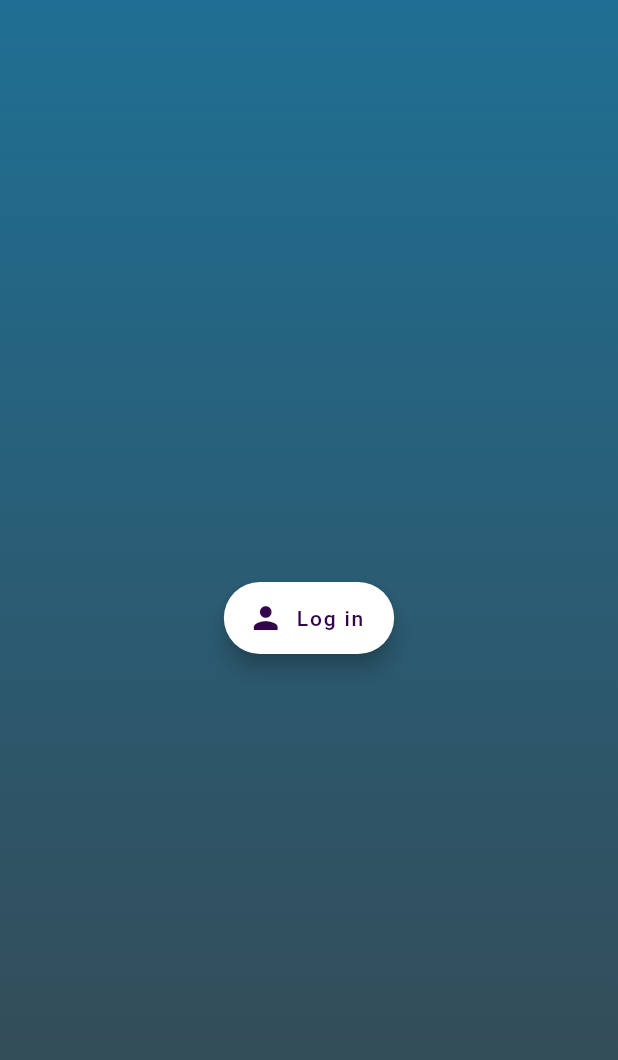
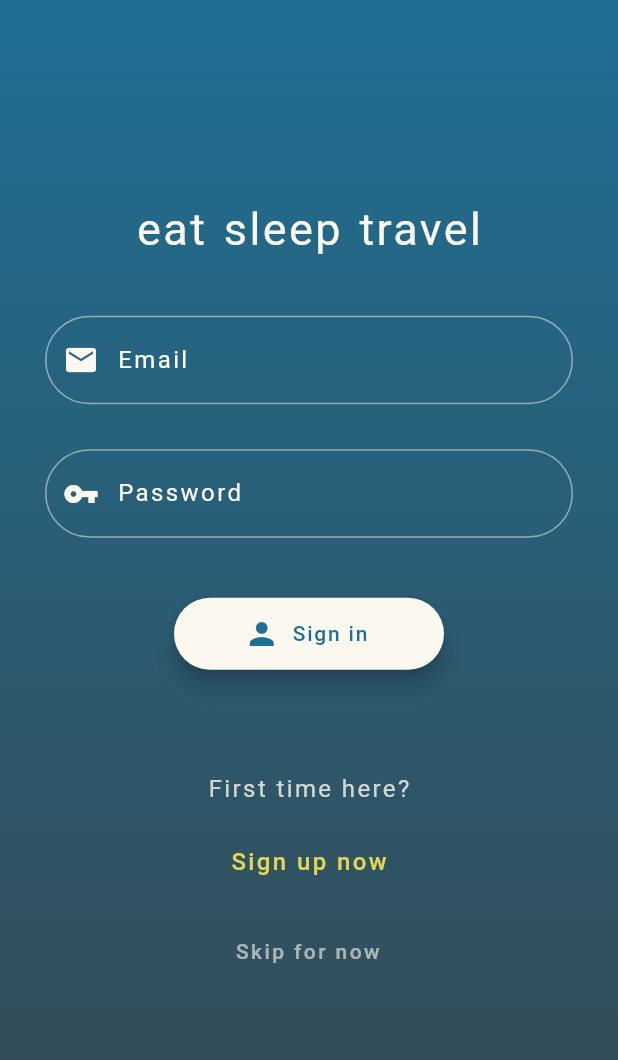
Before and after one commit to stefsonian/bud_allscreens, a Flutter app: the screen it shows after launch, on a phone screen of 412 x 824 dp. Shown: the top 1060 px of the screen. Run offline on Flutter 3.47's test engine with Material 2 defaults, Android fonts, the phone set to English and light mode, and no system bars; our stand-ins replace firebase_auth, flutter_colorpicker, geolocator, jiffy; missing offline and left inert: align_positioned, animator, clip_shadow, flutter_statusbarcolor, matrix4_transform; accounts and stored records are empty.

Commit message:
Add authentication

```diff
--- a/lib/src/app.dart
+++ b/lib/src/app.dart
@@ -46,7 +46,7 @@ class App extends StatelessWidget {
       ],
       child: MaterialApp(
         debugShowCheckedModeBanner: false,
-        title: 'Flutter Demo',
+        title: 'eatsleeptravel',
         theme: ThemeData(
           primarySwatch: Colors.blue,
         ),
--- /dev/null
+++ b/lib/src/components/some_alert_dialog.dart
@@ -0,0 +1,30 @@
+import 'package:flutter/material.dart';
+
+class SomeAlertDialog {
+  SomeAlertDialog({this.title, this.text});
+  final String title;
+  final String text;
+
+  void flashDialog(BuildContext context) {
+    // flutter defined function
+    showDialog(
+      context: context,
+      builder: (BuildContext context) {
+        // return object of type Dialog
+        return AlertDialog(
+          title: new Text(title),
+          content: new Text(text),
+          actions: <Widget>[
+            // usually buttons at the bottom of the dialog
+            new FlatButton(
+              child: new Text("Close"),
+              onPressed: () {
+                Navigator.of(context).pop();
+              },
+            ),
+          ],
+        );
+      },
+    );
+  }
+}
--- a/lib/src/login/login_screen.dart
+++ b/lib/src/login/login_screen.dart
@@ -1,6 +1,8 @@
 import 'package:eatsleeptravel/src/background/background.dart';
 import 'package:eatsleeptravel/src/components/chart_bar_vertical.dart';
 import 'package:eatsleeptravel/src/helpers/colors.dart';
+import 'package:eatsleeptravel/src/login/login_user.dart';
+import 'package:eatsleeptravel/src/login/register_user.dart';
 import 'package:eatsleeptravel/src/navigation/bottom_nav.dart';
 import 'package:eatsleeptravel/src/services/app_state.dart';
 import 'package:eatsleeptravel/src/services/session_data.dart';
@@ -24,23 +26,14 @@ class LoginScreen extends StatelessWidget {
     appState.viewHeight = MediaQuery.of(context).size.height;
     print(
         'View width: ${appState.viewWidth}  |  View height: ${appState.viewHeight}');
-    return Container(
-      height: double.infinity,
-      width: double.infinity,
-      child: Column(
-        mainAxisAlignment: MainAxisAlignment.spaceEvenly,
-        children: <Widget>[
-          FloatingActionButton.extended(
-            label: Text(
-              'Log in',
-              style: TextStyle(color: col_main1),
-            ),
-            icon: Icon(Icons.person, color: col_main1),
-            backgroundColor: Colors.white,
-            heroTag: 'Log in',
-            onPressed: () => _onPressedHandler(sessionData, context),
-          ),
-        ],
+    return Scaffold(
+      backgroundColor: Colors.transparent,
+      resizeToAvoidBottomInset: false,
+      body: Container(
+        padding: EdgeInsets.all(30),
+        height: double.infinity,
+        width: double.infinity,
+        child: appState.loginStage == 'sign in' ? LoginUser() : RegisterUser(),
       ),
     );
   }
--- /dev/null
+++ b/lib/src/login/login_user.dart
@@ -0,0 +1,223 @@
+import 'package:eatsleeptravel/src/background/background.dart';
+import 'package:eatsleeptravel/src/components/loading_spinner.dart';
+import 'package:eatsleeptravel/src/components/some_alert_dialog.dart';
+import 'package:eatsleeptravel/src/navigation/bottom_nav.dart';
+import 'package:eatsleeptravel/src/services/app_state.dart';
+import 'package:eatsleeptravel/src/services/authentication_service.dart';
+import 'package:eatsleeptravel/src/services/session_data.dart';
+import 'package:flutter/material.dart';
+import 'package:provider/provider.dart';
+
+class LoginUser extends StatefulWidget {
+  LoginUser({Key key}) : super(key: key);
+
+  _LoginUserState createState() => _LoginUserState();
+}
+
+class _LoginUserState extends State<LoginUser> {
+  AppState appState;
+  SessionData sessionData;
+  final _authService = AuthenticationService();
+  final _emailCtrl = TextEditingController();
+  final _passwordCtrl = TextEditingController();
+  var isWaiting = false;
+
+  void didChangeDependencies() {
+    super.didChangeDependencies();
+    appState = Provider.of<AppState>(context);
+    sessionData = Provider.of<SessionData>(context);
+  }
+
+  onLoginTap() async {
+    setState(() => isWaiting = true);
+    var email = _emailCtrl.text;
+    var pwd = _passwordCtrl.text;
+    var result = await _authService.loginWithEmail(
+      email: email,
+      password: pwd,
+    );
+    await _processLoginResult(result);
+    setState(() => isWaiting = false);
+  }
+
+  onSkipTap() async {
+    setState(() => isWaiting = true);
+    var result = await _authService.signInAnonymously();
+    await _processLoginResult(result);
+    setState(() => isWaiting = false);
+  }
+
+  _processLoginResult(dynamic result) async {
+    // result is either a bool stating whether signup was successful,
+    // or it is an error message emanating from the signup process.
+    if (result is bool) {
+      if (result) {
+        sessionData.initialiseUserFromFirebaseUser(_authService.user);
+
+        await sessionData.initialiseUser();
+        Navigator.pushReplacement(
+          context,
+          MaterialPageRoute(
+            builder: (context) => Background(
+              child: BottomNav(),
+            ),
+          ),
+        );
+      } else {
+        SomeAlertDialog(
+          title: 'Oh no!',
+          text: 'Signup failed. Please try again later',
+        ).flashDialog(context);
+      }
+    }
+
+    if (result is String) {
+      SomeAlertDialog(
+        title: 'Oh no, signup failure!',
+        text: result,
+      ).flashDialog(context);
+    }
+  }
+
+  Widget build(BuildContext context) {
+    var fieldBorder = OutlineInputBorder(
+      borderRadius: BorderRadius.circular(360),
+      borderSide: BorderSide(
+        color: appState.cols.content.withOpacity(0.5),
+        width: 1,
+      ),
+    );
+    var fieldBorderFocus = OutlineInputBorder(
+      borderRadius: BorderRadius.circular(360),
+      borderSide: BorderSide(
+        color: appState.cols.content,
+        width: 1,
+      ),
+    );
+    var fieldTextStyle = TextStyle(
+      color: appState.cols.content,
+      letterSpacing: 1.6,
+    );
+    var hintTextStyle = TextStyle(
+      color: appState.cols.content.withOpacity(0.7),
+      letterSpacing: 1.6,
+    );
+    return Scaffold(
+      backgroundColor: Colors.transparent,
+      resizeToAvoidBottomInset: false,
+      body: Column(
+        children: <Widget>[
+          Expanded(
+            flex: 2,
+            child: Column(
+              mainAxisAlignment: MainAxisAlignment.center,
+              children: <Widget>[
+                Text(
+                  'eat sleep travel',
+                  style: TextStyle(
+                      fontSize: 30,
+                      letterSpacing: 1.6,
+                      wordSpacing: 2,
+                      color: appState.cols.content),
+                ),
+                SizedBox(height: 40),
+                TextField(
+                  controller: _emailCtrl,
+                  style: fieldTextStyle,
+                  keyboardType: TextInputType.emailAddress,
+                  decoration: InputDecoration(
+                    prefixIcon: Icon(
+                      Icons.email,
+                      color: appState.cols.content,
+                    ),
+                    border: fieldBorder,
+                    enabledBorder: fieldBorder,
+                    focusedBorder: fieldBorderFocus,
+                    hintText: 'you@email.com',
+                    hintStyle: hintTextStyle,
+                    labelText: 'Email',
+                    labelStyle: fieldTextStyle,
+                    alignLabelWithHint: false,
+                  ),
+                ),
+                SizedBox(height: 30),
+                TextField(
+                  controller: _passwordCtrl,
+                  style: fieldTextStyle,
+                  decoration: InputDecoration(
+                    prefixIcon: Icon(
+                      Icons.vpn_key,
+                      color: appState.cols.content,
+                    ),
+                    border: fieldBorder,
+                    enabledBorder: fieldBorder,
+                    focusedBorder: fieldBorderFocus,
+                    hintText: '********',
+                    hintStyle: hintTextStyle,
+                    labelText: 'Password',
+                    labelStyle: fieldTextStyle,
+                    alignLabelWithHint: false,
+                  ),
+                ),
+                SizedBox(height: 40),
+                SizedBox(
+                  width: 180,
+                  child: FloatingActionButton.extended(
+                    label: Text(
+                      'Sign in',
+                      style: TextStyle(color: appState.cols.background1),
+                    ),
+                    icon: Icon(Icons.person, color: appState.cols.background1),
+                    backgroundColor: appState.cols.content,
+                    heroTag: 'Sign in',
+                    onPressed: onLoginTap,
+                  ),
+                ),
+                SizedBox(height: 70),
+                Text(
+                  "First time here?",
+                  style: TextStyle(
+                    color: appState.cols.content.withOpacity(0.8),
+                    letterSpacing: 1.6,
+                    fontSize: 16,
+                  ),
+                ),
+                SizedBox(height: 15),
+                FlatButton(
+                  child: Text(
+                    'Sign up now',
+                    style: TextStyle(
+                      color: appState.cols.action,
+                      letterSpacing: 1.6,
+                      fontSize: 16,
+                    ),
+                  ),
+                  onPressed: () => appState.loginStage = 'sign up',
+                ),
+                SizedBox(height: 12),
+                FlatButton(
+                  child: Text(
+                    'Skip for now',
+                    textAlign: TextAlign.center,
+                    style: TextStyle(
+                      color: appState.cols.content.withOpacity(0.6),
+                      letterSpacing: 1.6,
+                      fontSize: 14,
+                    ),
+                  ),
+                  onPressed: onSkipTap,
+                ),
+              ],
+            ),
+          ),
+          SizedBox(height: 30),
+          isWaiting ? LoadingSpinner() : Container(),
+          // Expanded(
+          //   flex: 1,
+          //   child: Container(),
+          // ),
+        ],
+      ),
+    );
+  }
+}
--- a/lib/src/services/app_state.dart
+++ b/lib/src/services/app_state.dart
@@ -67,4 +67,11 @@ class AppState with ChangeNotifier {
     _showQuickAddButton = showQuickAddButton;
     notifyListeners();
   }
+
+  String _loginStage = 'sign in';
+  String get loginStage => _loginStage;
+  set loginStage(String loginStage) {
+    _loginStage = loginStage;
+    notifyListeners();
+  }
 }
--- /dev/null
+++ b/lib/src/services/authentication_service.dart
@@ -0,0 +1,64 @@
+import 'package:flutter/foundation.dart';
+import 'package:firebase_auth/firebase_auth.dart';
+
+class AuthenticationService {
+  final _fireAuth = FirebaseAuth.instance;
+  FirebaseUser user;
+
+  Future loginWithEmail({
+    @required String email,
+    @required String password,
+  }) async {
+    try {
+      var result = await _fireAuth.signInWithEmailAndPassword(
+        email: email,
+        password: password,
+      );
+
+      if (result != null) {
+        user = result.user;
+        return true;
+      } else {
+        return false;
+      }
+    } catch (err) {
+      return err.message;
+    }
+  }
+
+  Future signUpWithEmail({
+    @required String email,
+    @required String password,
+  }) async {
+    try {
+      var result = await _fireAuth.createUserWithEmailAndPassword(
+        email: email,
+        password: password,
+      );
+
+      if (result != null) {
+        user = result.user;
+        return true;
+      } else {
+        return false;
+      }
+    } catch (err) {
+      return err.message;
+    }
+  }
+
+  Future signInAnonymously() async {
+    try {
+      var result = await _fireAuth.signInAnonymously();
+
+      if (result != null) {
+        user = result.user;
+        return true;
+      } else {
+        return false;
+      }
+    } catch (err) {
+      return err.message;
+    }
+  }
+}
```
Also changed, not shown: lib/src/login/register_user.dart (added, +192 -0 lines), lib/src/models/User.dart (+17 -1 lines), lib/src/services/session_data.dart (+7 -0 lines), pubspec.yaml (+7 -10 lines), pubspec.lock, 4 other files.
